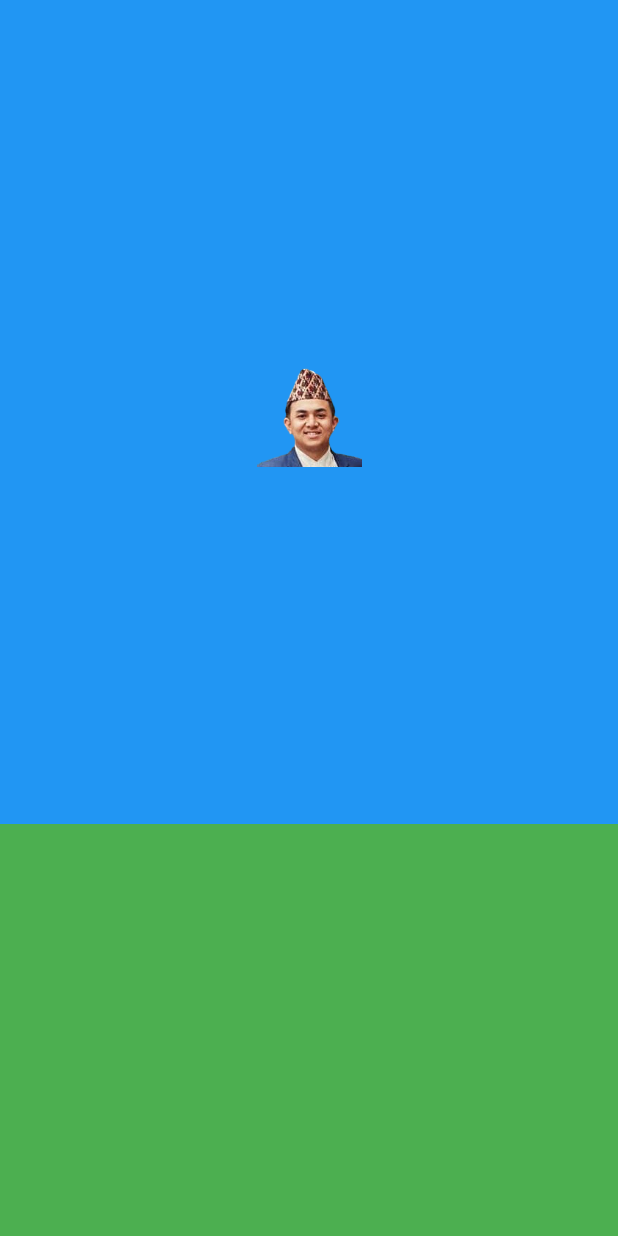
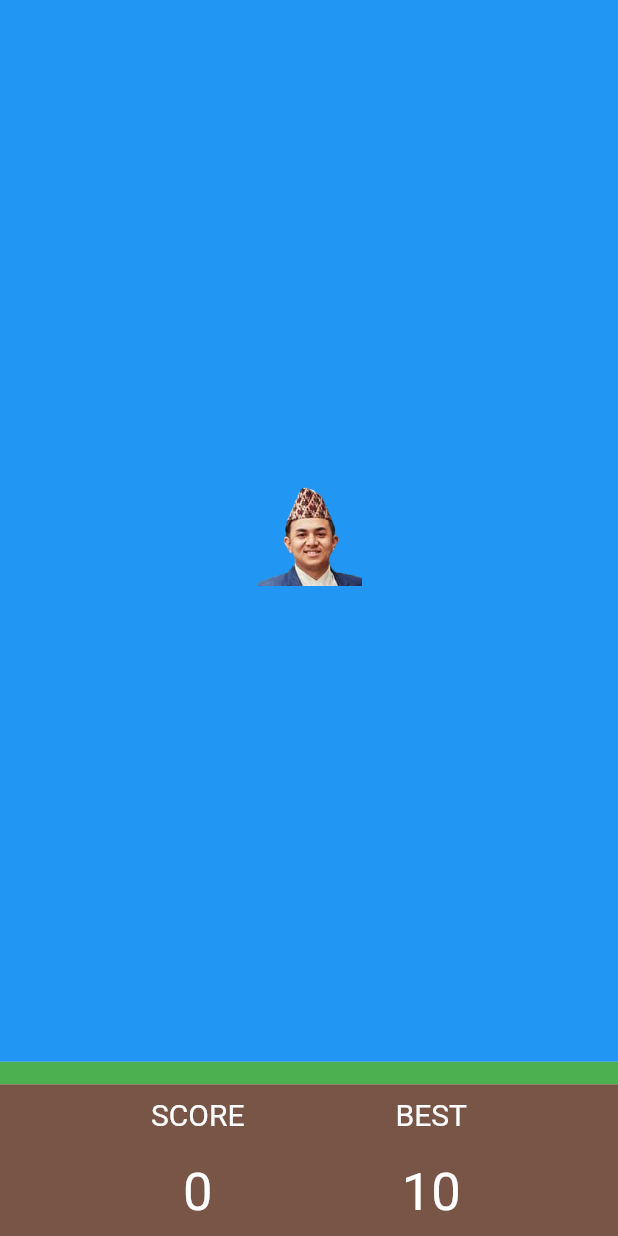
Before and after one commit to bhandarisaurav/flutter_flappybird, a Flutter app: the screen it shows after launch, on a phone screen of 412 x 824 dp. Run offline on Flutter 3.47's test engine with Material 2 defaults, Android fonts, the phone set to English and light mode, and no system bars.

Commit message:
:sparkles: Added Current Score and Best Score layout

```diff
--- a/lib/homepage.dart
+++ b/lib/homepage.dart
@@ -9,21 +9,33 @@ class HomePage extends StatefulWidget {
 }
 
 class _HomePageState extends State<HomePage> {
-  double birdYAxis = 0;
+  static double birdYAxis = 0;
   double time = 0;
   double height = 0;
-  double initialHeight = 0;
+  double initialHeight = birdYAxis;
+  bool gameHasStarted = false;
 
   void jump() {
-    initialHeight = birdYAxis;
-    Timer.periodic(Duration(milliseconds: 100), (timer) {
-      time += 0.05;
-      height = -4.9 * time * time + 5 * time;
+    setState(() {
+      time = 0;
+      initialHeight = birdYAxis;
+    });
+    print('The values are: ${[birdYAxis, time, height, initialHeight]}');
+  }
+
+  void startGame() {
+    gameHasStarted = true;
+    Timer.periodic(Duration(milliseconds: 60), (timer) {
+      time += 0.04;
+      height = -4.9 * time * time + 3 * time;
       setState(() {
         birdYAxis = initialHeight - height;
       });
+      if (birdYAxis > 1) {
+        timer.cancel();
+        gameHasStarted = false;
+      }
     });
-    print('The values are: ${[birdYAxis, time, height, initialHeight]}');
   }
 
   @override
@@ -32,9 +44,15 @@ class _HomePageState extends State<HomePage> {
       body: Column(
         children: [
           Expanded(
-            flex: 2,
+            flex: 7,
             child: GestureDetector(
-              onTap: jump,
+              onTap: () {
+                if (gameHasStarted) {
+                  jump();
+                } else {
+                  startGame();
+                }
+              },
               child: AnimatedContainer(
                 alignment: Alignment(0, birdYAxis),
                 duration: Duration(milliseconds: 0),
@@ -43,9 +61,50 @@ class _HomePageState extends State<HomePage> {
               ),
             ),
           ),
+          Container(
+            height: 15,
+            color: Colors.green,
+          ),
           Expanded(
             child: Container(
-              color: Colors.green,
+              color: Colors.brown,
+              child: Row(
+                mainAxisAlignment: MainAxisAlignment.spaceEvenly,
+                children: [
+                  Column(
+                    mainAxisAlignment: MainAxisAlignment.center,
+                    children: [
+                      Text(
+                        "SCORE",
+                        style: TextStyle(color: Colors.white, fontSize: 20),
+                      ),
+                      SizedBox(
+                        height: 20,
+                      ),
+                      Text(
+                        "0",
+                        style: TextStyle(color: Colors.white, fontSize: 35),
+                      ),
+                    ],
+                  ),
+                  Column(
+                    mainAxisAlignment: MainAxisAlignment.center,
+                    children: [
+                      Text(
+                        "BEST",
+                        style: TextStyle(color: Colors.white, fontSize: 20),
+                      ),
+                      SizedBox(
+                        height: 20,
+                      ),
+                      Text(
+                        "10",
+                        style: TextStyle(color: Colors.white, fontSize: 35),
+                      ),
+                    ],
+                  )
+                ],
+              ),
             ),
           )
         ],
```
